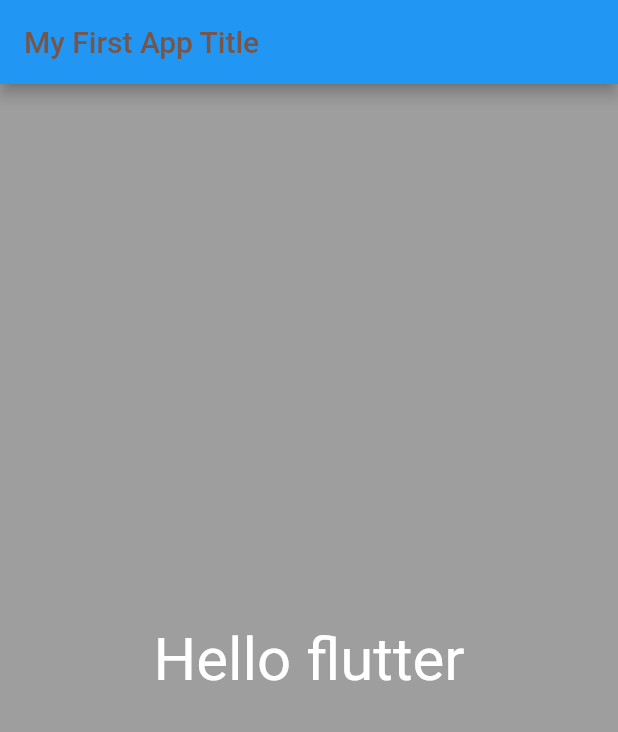
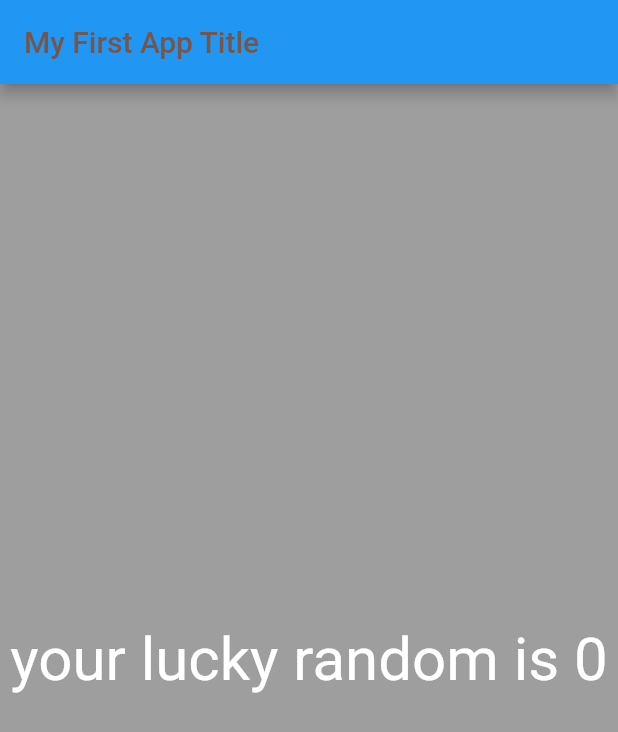
Before and after one commit to Denes-cilwal/Learning-Flutter, a Flutter app: the screen it shows after launch, on a phone screen of 412 x 824 dp. Shown: the top 732 px of the screen. Run offline on Flutter 3.47's test engine with Material 2 defaults, Android fonts, the phone set to English and light mode, and no system bars.

```diff
--- a/flutter_application_1/lib/app_screens/first_screen.dart
+++ b/flutter_application_1/lib/app_screens/first_screen.dart
@@ -1,3 +1,5 @@
+import 'dart:math';
+
 import 'package:flutter/material.dart';
 
 class FirstScreen extends StatelessWidget {
@@ -5,15 +7,24 @@ class FirstScreen extends StatelessWidget {
 
   @override
   Widget build(BuildContext context) {
-    return const Material(
+    return Material(
       color: Colors.grey,
       child: Center(
         child: Text(
-          'Hello flutter',
+          "your lucky random is ${generateLuckynumber()}",
           textDirection: TextDirection.ltr,
-          style: TextStyle(color: Colors.white, fontSize: 40.0),
+          style: const TextStyle(color: Colors.white, fontSize: 40.0),
         ),
       ),
     );
   }
+
+// add some logic
+  int generateLuckynumber() {
+    var random = Random();
+    // ignore: avoid_print
+    print(random);
+    int luckyNumber = random.nextInt(10);
+    return luckyNumber;
+  }
 }
--- /dev/null
+++ b/flutter_application_1/lib/app_screens/home.dart
@@ -0,0 +1,8 @@
+import 'package:flutter/material.dart';
+
+class Home extends StatelessWidget {
+  @override
+  Widget build(BuildContext context) {
+    return Container();
+  }
+}
```
